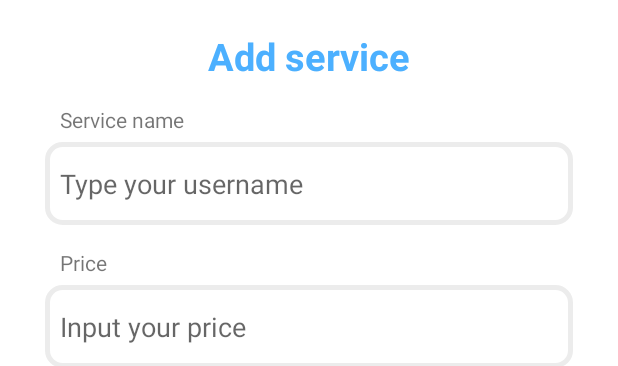
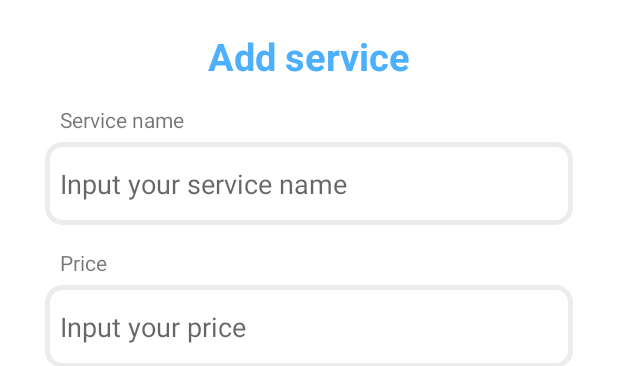
Before and after one commit to phongdeptr/PG_worker, an Android app: the layout dialog_add_service.xml on its own in the app's theme, with its tools: preview values and no code run, on a phone screen of 412 x 824 dp. Shown: the top 366 px of the screen. Run offline under Robolectric (Android 15) with nearby library versions, the light colour scheme and no system bars.

Commit message:
change text of edit text in dialog add service

```diff
--- a/app/src/main/res/layout/dialog_add_service.xml
+++ b/app/src/main/res/layout/dialog_add_service.xml
@@ -35,7 +35,7 @@
         android:layout_marginTop="5dp"
         android:autofillHints="serviceName"
         android:background="@drawable/edit_text_background"
-        android:hint="@string/enter_username"
+        android:hint="Input your service name"
         android:inputType="textPersonName"
         android:paddingHorizontal="10dp"
         android:paddingVertical="15dp"
```
